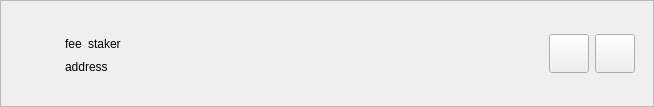
Old version of the form src/qt/forms/delegationitemwidget.ui in the repository qtumproject/qtum.
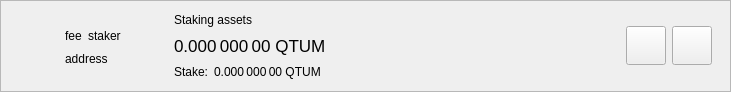
New version of the form.

Commit message: Add balance and stake information into delegations and super stakers list

What changed in the file:
```diff
--- a/src/qt/forms/delegationitemwidget.ui
+++ b/src/qt/forms/delegationitemwidget.ui
@@ -6,8 +6,8 @@
    <rect>
     <x>0</x>
     <y>0</y>
-    <width>654</width>
-    <height>107</height>
+    <width>731</width>
+    <height>92</height>
    </rect>
   </property>
   <property name="sizePolicy">
@@ -44,6 +44,12 @@
       <enum>QFrame::Raised</enum>
      </property>
      <layout class="QHBoxLayout" name="horizontalLayout">
+      <property name="topMargin">
+       <number>0</number>
+      </property>
+      <property name="bottomMargin">
+       <number>0</number>
+      </property>
       <item>
        <widget class="QLabel" name="delegationLogo">
         <property name="sizePolicy">
@@ -74,6 +80,9 @@
            <layout class="QHBoxLayout" name="horizontalLayout_3">
             <item>
              <layout class="QVBoxLayout" name="verticalLayout">
+              <property name="rightMargin">
+               <number>20</number>
+              </property>
               <item>
                <spacer name="verticalSpacer_2">
                 <property name="orientation">
@@ -87,7 +96,7 @@
                 </property>
                </spacer>
               </item>
-              <item>
+              <item alignment="Qt::AlignLeft">
                <widget class="QWidget" name="widgetDelegation" native="true">
                 <layout class="QHBoxLayout" name="horizontalLayout_2">
                  <property name="leftMargin">
@@ -102,7 +111,7 @@
                  <property name="bottomMargin">
                   <number>0</number>
                  </property>
-                 <item>
+                 <item alignment="Qt::AlignLeft">
                   <widget class="QLabel" name="labelFee">
                    <property name="text">
                     <string>fee</string>
@@ -112,7 +121,7 @@
                    </property>
                   </widget>
                  </item>
-                 <item>
+                 <item alignment="Qt::AlignLeft">
                   <widget class="QLabel" name="labelStaker">
                    <property name="text">
                     <string>staker</string>
@@ -127,6 +136,9 @@
                    <property name="orientation">
                     <enum>Qt::Horizontal</enum>
                    </property>
+                   <property name="sizeType">
+                    <enum>QSizePolicy::Minimum</enum>
+                   </property>
                    <property name="sizeHint" stdset="0">
                     <size>
                      <width>0</width>
@@ -138,7 +150,7 @@
                 </layout>
                </widget>
               </item>
-              <item>
+              <item alignment="Qt::AlignLeft">
                <widget class="QLabel" name="labelAddress">
                 <property name="text">
                  <string>address</string>
@@ -163,6 +175,126 @@
               </item>
              </layout>
             </item>
+            <item>
+             <widget class="QWidget" name="vLineAssets" native="true">
+              <property name="minimumSize">
+               <size>
+                <width>1</width>
+                <height>0</height>
+               </size>
+              </property>
+             </widget>
+            </item>
+            <item>
+             <widget class="QWidget" name="widgetStakingAssets" native="true">
+              <property name="sizePolicy">
+               <sizepolicy hsizetype="Minimum" vsizetype="Preferred">
+                <horstretch>0</horstretch>
+                <verstretch>0</verstretch>
+               </sizepolicy>
+              </property>
+              <layout class="QVBoxLayout" name="verticalLayout_3">
+               <property name="leftMargin">
+                <number>20</number>
+               </property>
+               <property name="topMargin">
+                <number>0</number>
+               </property>
+               <property name="rightMargin">
+                <number>20</number>
+               </property>
+               <property name="bottomMargin">
+                <number>0</number>
+               </property>
+               <item>
+                <widget class="QLabel" name="labelAssetsText">
+                 <property name="text">
+                  <string>Staking assets</string>
+                 </property>
+                 <property name="alignment">
+                  <set>Qt::AlignLeading|Qt::AlignLeft|Qt::AlignVCenter</set>
+                 </property>
+                </widget>
+               </item>
+               <item>
+                <widget class="QLabel" name="labelAssets">
+                 <property name="font">
+                  <font>
+                   <pointsize>13</pointsize>
+                  </font>
+                 </property>
+                 <property name="cursor">
+                  <cursorShape>IBeamCursor</cursorShape>
+                 </property>
+                 <property name="toolTip">
+                  <string>Your current spendable balance</string>
+                 </property>
+                 <property name="text">
+                  <string notr="true">0.000 000 00 QTUM</string>
+                 </property>
+                 <property name="alignment">
+                  <set>Qt::AlignLeading|Qt::AlignLeft|Qt::AlignVCenter</set>
+                 </property>
+                 <property name="textInteractionFlags">
+                  <set>Qt::LinksAccessibleByMouse|Qt::TextSelectableByMouse</set>
+                 </property>
+                </widget>
+               </item>
+               <item>
+                <layout class="QHBoxLayout" name="horizontalLayout_6">
+                 <property name="spacing">
+                  <number>6</number>
+                 </property>
+                 <item>
+                  <widget class="QLabel" name="labelStakeText">
+                   <property name="sizePolicy">
+                    <sizepolicy hsizetype="Maximum" vsizetype="Preferred">
+                     <horstretch>0</horstretch>
+                     <verstretch>0</verstretch>
+                    </sizepolicy>
+                   </property>
+                   <property name="text">
+                    <string>Stake:</string>
+                   </property>
+                   <property name="alignment">
+                    <set>Qt::AlignLeading|Qt::AlignLeft|Qt::AlignVCenter</set>
+                   </property>
+                  </widget>
+                 </item>
+                 <item>
+                  <widget class="QLabel" name="labelStake">
+                   <property name="text">
+                    <string>0.000 000 00 QTUM</string>
+                   </property>
+                   <property name="alignment">
+                    <set>Qt::AlignLeading|Qt::AlignLeft|Qt::AlignVCenter</set>
+                   </property>
+                   <property name="textInteractionFlags">
+                    <set>Qt::LinksAccessibleByMouse|Qt::TextSelectableByMouse</set>
+                   </property>
+                  </widget>
+                 </item>
+                 <item>
+                  <spacer name="horizontalSpacer_4">
+                   <property name="orientation">
+                    <enum>Qt::Horizontal</enum>
+                   </property>
+                   <property name="sizeType">
+                    <enum>QSizePolicy::Minimum</enum>
+                   </property>
+                   <property name="sizeHint" stdset="0">
+                    <size>
+                     <width>0</width>
+                     <height>0</height>
+                    </size>
+                   </property>
+                  </spacer>
+                 </item>
+                </layout>
+               </item>
+              </layout>
+             </widget>
+            </item>
             <item>
              <spacer name="horizontalSpacer_2">
               <property name="orientation">
```
The commit also changes 15 other files.
